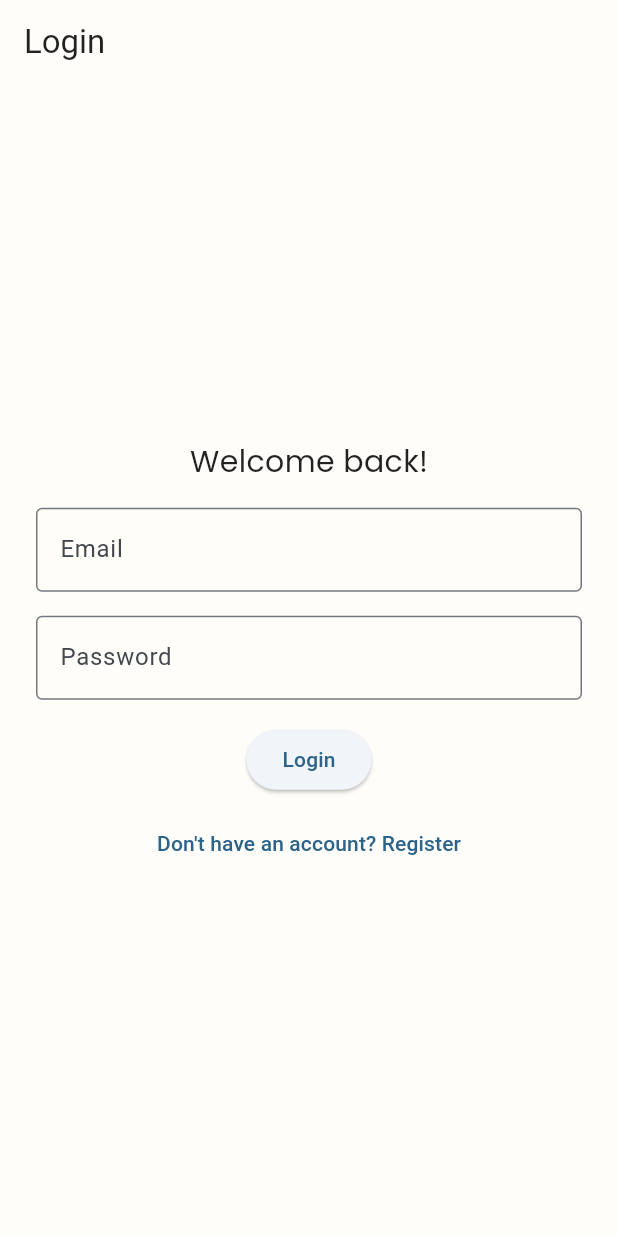
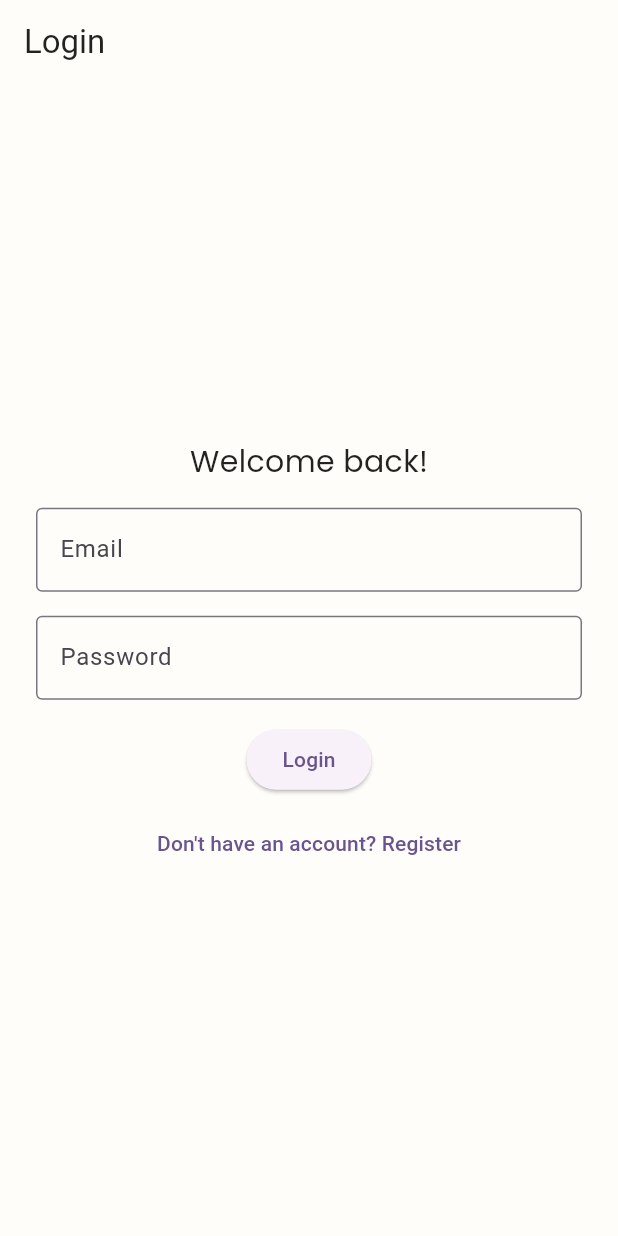
Before and after one commit to MrQuokkaa/Flutter, a Flutter app: the screen it shows after launch, on a phone screen of 412 x 824 dp. Run offline on Flutter 3.47's test engine with Material 3 defaults, Android fonts, the phone set to English and light mode, and no system bars; our stand-ins replace cloud_firestore, firebase_auth, firebase_core, flutter_slidable, google_fonts, hive_flutter and 1 more; accounts and stored records are empty; statements that could not run were skipped.

Commit message:
Version 0.6.3 11-06-2025 16:55
Updated theme logic to read/write from/to Firebase.
Updated log-in and log-out logic to properly reflect preferences.
Changed Card logic to fade-in on log-in and stay visible until user logs-out or the app is closed.
Added a bunch of debug lines.

Have to create a debug switch.
Other preferences/settings need to be moved to Firebase.

```diff
--- a/lib/data/firebase_database.dart
+++ b/lib/data/firebase_database.dart
@@ -1,6 +1,6 @@
 import '../exports/package_exports.dart';
 
-class FirestoreDataBase with ChangeNotifier{
+class FirestoreDataBase with ChangeNotifier {
   Map<String, List<List<dynamic>>> _tasksByDate = {};
 
   final FirebaseAuth _auth = FirebaseAuth.instance;
@@ -21,7 +21,13 @@ class FirestoreDataBase with ChangeNotifier{
 
   List<List<dynamic>> get todayTasks => getTasksForDate(DateTime.now());
 
+  bool _isLoading = false;
+  bool get isLoading => _isLoading;
+
   Future<void> loadDataForDate(DateTime date) async {
+    _isLoading = true;
+    notifyListeners();
+
     String key = getKeyForDate(date);
 
     DocumentSnapshot snapshot = await _firestore
@@ -33,8 +39,12 @@ class FirestoreDataBase with ChangeNotifier{
 
     List<List<dynamic>> tasksForDate;
 
-    if (snapshot.exists && snapshot.data() != null && (snapshot.data()! as Map).containsKey('items')) {
-      tasksForDate = (snapshot['items'] as List).map((item) => [item['name'], item['completed']]).toList();
+    if (snapshot.exists &&
+        snapshot.data() != null &&
+        (snapshot.data()! as Map).containsKey('items')) {
+      tasksForDate = (snapshot['items'] as List)
+          .map((item) => [item['name'], item['completed']])
+          .toList();
     } else {
       String weekday = DateFormat('EEEE').format(date);
       DocumentSnapshot defaultSnapshot = await _firestore
@@ -58,17 +68,21 @@ class FirestoreDataBase with ChangeNotifier{
     }
 
     _tasksByDate[key] = tasksForDate;
+
+    _isLoading = false;
     notifyListeners();
   }
 
-  Future <void> updateDataForDate(DateTime date) async {
+  Future<void> updateDataForDate(DateTime date) async {
     String key = getKeyForDate(date);
     final tasks = _tasksByDate[key] ?? [];
 
-    List<Map<String, dynamic>> mappedList = tasks.map((item) => {
+    List<Map<String, dynamic>> mappedList = tasks
+        .map((item) => {
               'name': item[0],
               'completed': item[1],
-    }).toList();
+            })
+        .toList();
 
     await _firestore
         .collection('users')
--- a/lib/main.dart
+++ b/lib/main.dart
@@ -4,71 +4,84 @@ import '../exports/data_exports.dart';
 import '../exports/page_exports.dart';
 
 void main() async {
-  // ignore: unused_local_variable
-
   WidgetsFlutterBinding.ensureInitialized();
-  final themeProvider = await ThemeProvider.loadTheme();
-  final settingsProvider = SettingsProvider();
-  await settingsProvider.loadSettings();
   await Firebase.initializeApp(
     options: DefaultFirebaseOptions.currentPlatform,
   );
 
-  runApp(
-    MultiProvider(
+  final settingsProvider = SettingsProvider();
+  await settingsProvider.loadSettings();
+
+  final user = FirebaseAuth.instance.currentUser;
+
+  final themeProvider = user != null
+      ? await ThemeProvider.loadTheme()
+      : await _loadFallbackTheme();
+
+  runApp(MyApp(
+    settingsProvider: settingsProvider,
+    themeProvider: themeProvider,
+    user: user,
+  ));
+}
+
+Future<ThemeProvider> _loadFallbackTheme() async {
+  final fallbackPreset = getThemePreset('Purple');
+  final fallbackTheme = buildCustomTheme(
+    preset: fallbackPreset,
+    brightness: Brightness.light,
+  );
+  return ThemeProvider(fallbackTheme, 'Purple', Brightness.light);
+}
+
+class MyApp extends StatelessWidget {
+  final SettingsProvider settingsProvider;
+  final ThemeProvider themeProvider;
+  final User? user;
+
+  const MyApp({
+    super.key,
+    required this.settingsProvider,
+    required this.themeProvider,
+    required this.user,
+  });
+
+  @override
+  Widget build(BuildContext context) {
+    return MultiProvider(
       providers: [
         ChangeNotifierProvider(create: (_) => themeProvider),
         ChangeNotifierProvider(create: (_) => settingsProvider),
         ChangeNotifierProvider(create: (_) => FirestoreDataBase()),
       ],
-      child: const MainApp(),
-    ),
-  );
-}
-
-class MainApp extends StatelessWidget {
-  const MainApp({super.key});
-
-  @override
-  Widget build(BuildContext context) {
-    return Consumer<ThemeProvider>(
-      builder: (context, themeProvider, child) {
+      child: Consumer<ThemeProvider>(
+        builder: (context, theme, _) {
           return MaterialApp(
             debugShowCheckedModeBanner: false,
-          theme: themeProvider.themeData,
+            theme: theme.themeData,
             initialRoute: '/',
             routes: {
-            '/': (context) => const PageDecider(),
+              '/': (context) => user != null
+                  ? const MainPageLauncher()
+                  : const LoginPage(),
               '/login': (context) => const LoginPage(),
               '/register': (context) => const RegisterPage(),
               '/settings': (context) => const SettingsPage(),
             },
           );
-      }
+        },
+      ),
     );
   }
 }
 
-class PageDecider extends StatelessWidget {
-  const PageDecider({super.key});
+class MainPageLauncher extends StatelessWidget {
+  const MainPageLauncher({super.key});
 
   @override
   Widget build(BuildContext context) {
-    return StreamBuilder<User?>(
-      stream: FirebaseAuth.instance.authStateChanges(),
-      builder: (context, snapshot) {
-        if (snapshot.connectionState == ConnectionState.waiting) {
-          return const Scaffold(
-            body: Center(child: CircularProgressIndicator()),
-          );
-        } else if (snapshot.hasData) {
-          final user = snapshot.data!;
-          final name = user.displayName ?? user.email ?? 'User';
+    final user = FirebaseAuth.instance.currentUser;
+    final name = user?.displayName ?? user?.email ?? 'User';
     return MainPage(userName: name);
-        } else {
-          return const LoginPage();
-        }
-      },
-    );
   }
 }
--- a/lib/pages/login_page.dart
+++ b/lib/pages/login_page.dart
@@ -19,7 +19,10 @@ class _LoginPageState extends State<LoginPage> {
   @override
   Widget build(BuildContext context) {
     return Scaffold(
-      appBar: AppBar(title: const Text('Login')),
+      appBar: AppBar(
+        title: const Text('Login'),
+        automaticallyImplyLeading: false,
+      ),
       body: Padding(
         padding: const EdgeInsets.all(24.0),
         child: Column(
@@ -56,11 +59,14 @@ class _LoginPageState extends State<LoginPage> {
                   if (user != null && context.mounted) {
                     final user = FirebaseAuth.instance.currentUser;
                     final name = user?.displayName ?? user?.email ?? 'User';
+                    final themeProvider =
+                        Provider.of<ThemeProvider>(context, listen: false);
+                    await themeProvider.loadFromFirestore();
+                    print('[Login] Theme loaded, User is being logged in..');
                     Navigator.pushReplacement(
                       context,
                       MaterialPageRoute(
-                        builder: (context) =>
-                            MainPage(userName: name),
+                        builder: (context) => MainPage(userName: name),
                       ),
                     );
                   }
--- a/lib/pages/register_page.dart
+++ b/lib/pages/register_page.dart
@@ -63,6 +63,7 @@ class _RegisterPageState extends State<RegisterPage> {
 
                 try {
                   final user = await f.register(name, email, password);
+                  print('[Register] User succesfully registered, redirecing..');
                   if (user != null && context.mounted) {
                     Navigator.pushReplacement(
                       context,
--- a/lib/pages/settings_page.dart
+++ b/lib/pages/settings_page.dart
@@ -145,12 +145,14 @@ class _SettingsPageState extends State<SettingsPage> {
                       ),
                     );
                   }).toList(),
-                  onChanged: (value) {
+                  onChanged: (value) async {
+                    print('[Settings] Dropdown changed to: $value');
                     if (value == null) return;
                     setState(() => selectedTheme = value);
 
                     final brightness = themeProvider.brightness;
-                    themeProvider.setTheme(value);
+                    await themeProvider.setTheme(value, brightness: brightness);
+                    print('[Settings] Theme updated and saved for user');
                   },
                 ),
               ],
```
Also changed, not shown: lib/pages/home_page.dart (+46 -8 lines), lib/pages/profile_page.dart (+1 -6 lines), lib/theme/theme_provider.dart (+107 -11 lines), lib/util/functions.dart (+17 -2 lines), analysis_options.yaml (line endings or trailing spaces). Lines whose indentation alone changed are shown as unchanged.
